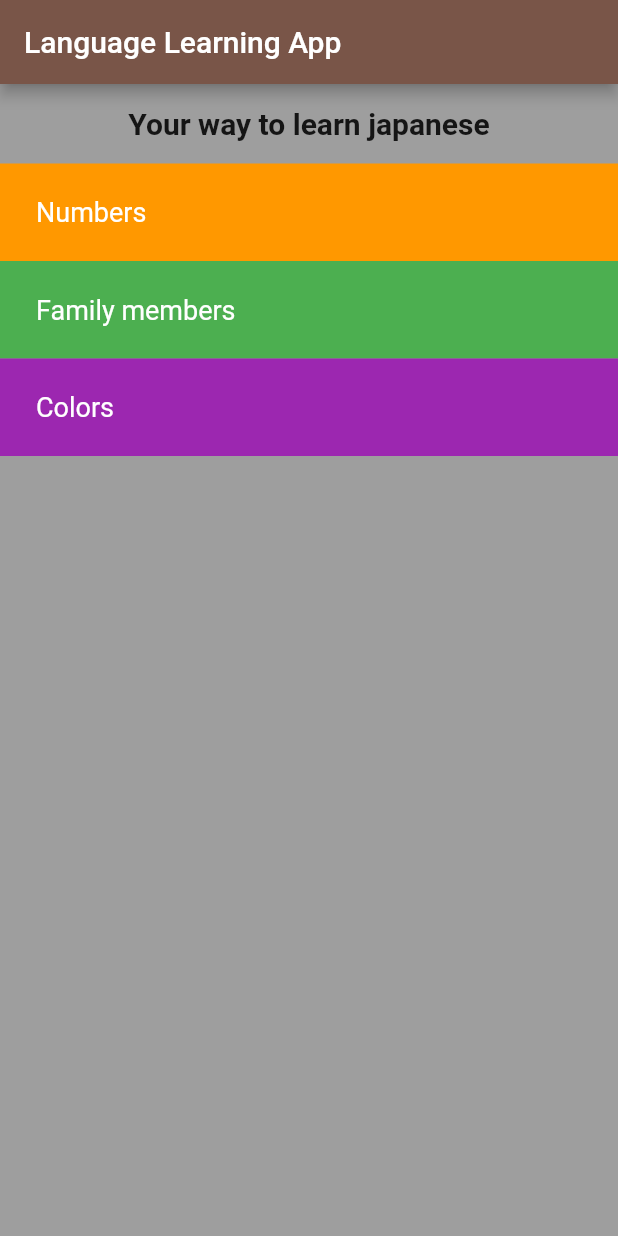
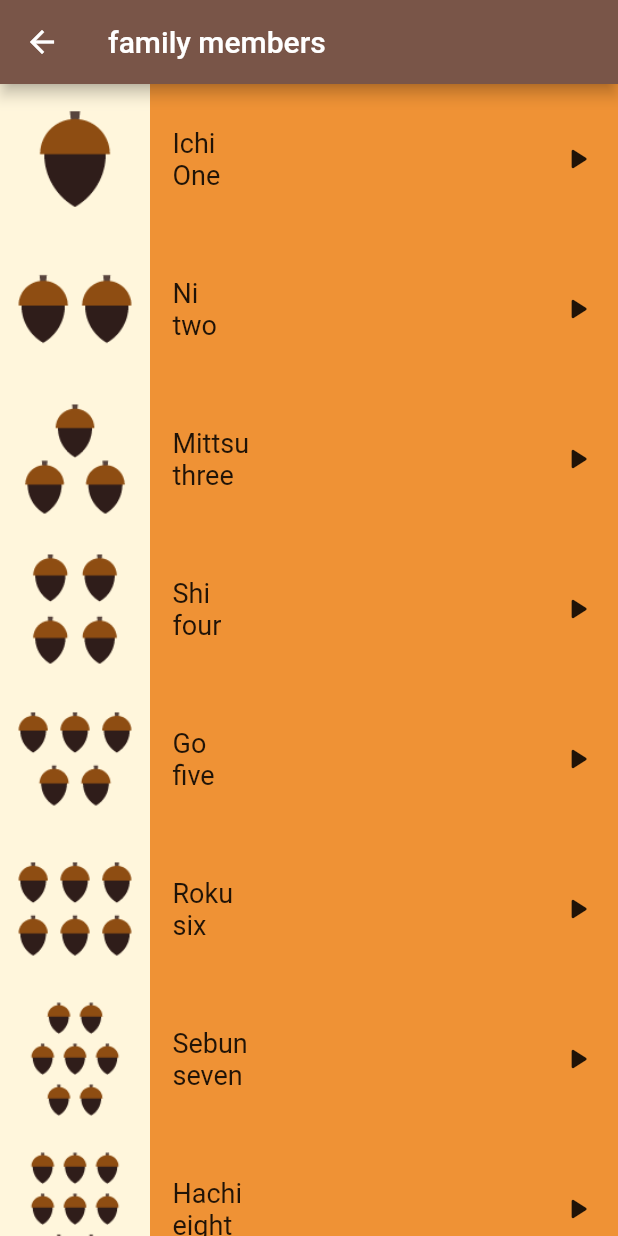
Before and after one commit to doaamhmd1012001/Language-Learning-app, a Flutter app: the screen it shows after launch, after a tap on "Family members", on a phone screen of 412 x 824 dp. Run offline on Flutter 3.47's test engine with Material 2 defaults, Android fonts, the phone set to English and light mode, and no system bars; our stand-ins replace audioplayers.

Commit message:
first commit

```diff
--- a/lib/Screens/HomePage.dart
+++ b/lib/Screens/HomePage.dart
@@ -1,6 +1,7 @@
 
 import 'package:flutter/material.dart';
 import 'package:flutter_application_1/Screens/NumbersPage.dart';
+import 'package:flutter_application_1/Screens/family_members.dart';
 
 
 
@@ -47,7 +48,10 @@ class Homepage extends StatelessWidget {
             ),
             GestureDetector(
               onTap: () {
-
+                Navigator.push(context,
+                MaterialPageRoute(builder: (context){
+                  return FamilyMembers();
+                }));
               },
               child: Container(
                 alignment: Alignment.centerLeft,
--- /dev/null
+++ b/lib/Screens/family_members.dart
@@ -0,0 +1,405 @@
+import 'package:flutter/material.dart';
+import 'package:flutter/src/widgets/framework.dart';
+import 'package:flutter/src/widgets/placeholder.dart';
+import 'package:audioplayers/audioplayers.dart';
+
+class FamilyMembers extends StatelessWidget {
+  FamilyMembers({super.key});
+
+    final player = AudioPlayer();
+
+  @override
+  Widget build(BuildContext context) {
+    return Scaffold(
+      appBar: AppBar(
+        backgroundColor: Colors.brown,
+        title: Text('family members'),
+      ),
+      body: ListView(
+        children: [
+          Container(
+            height: 100,
+            color: Color(0xffEF9235),
+            child: Row(
+              children: [
+                Container(
+                  color: Color(0xffFFF6DC),
+                  child: Image.asset('assets/images/numbers/number_one.png')),
+                Padding(
+                  padding: const EdgeInsets.only(left: 15),
+                  child: Column(
+                    mainAxisAlignment: MainAxisAlignment.center,
+                    crossAxisAlignment: CrossAxisAlignment.start,
+                    children: [
+                      Text('Ichi',style: TextStyle(fontSize: 18),),
+                      Text('One',style: TextStyle(fontSize: 18),),
+                    ],
+                  ),
+                ),
+                Spacer(
+                  flex: 1,
+                ),
+                Padding(
+                  padding: const EdgeInsets.only(right: 15),
+                  child: GestureDetector(
+                    onTap: () {
+                      player.play(AssetSource('sounds/numbers/number_one_sound.mp3'));
+                    },
+                    child: Icon(
+                    Icons.play_arrow_rounded
+                    ),
+                  ),
+                  ),
+
+              ],
+            ),
+          ),
+          Container(
+            height: 100,
+            color: Color(0xffEF9235),
+            child: Row(
+              children: [
+                Container(
+                  color: Color(0xffFFF6DC),
+                  child: Image.asset('assets/images/numbers/number_two.png')),
+                Padding(
+                  padding: const EdgeInsets.only(left: 15),
+                  child: Column(
+                    mainAxisAlignment: MainAxisAlignment.center,
+                    crossAxisAlignment: CrossAxisAlignment.start,
+                    children: [
+                      Text('Ni',style: TextStyle(fontSize: 18),),
+                      Text('two',style: TextStyle(fontSize: 18),),
+                    ],
+                  ),
+                ),
+                Spacer(
+                  flex: 1,
+                ),
+                Padding(
+                  padding: const EdgeInsets.only(right: 15),
+                  child: GestureDetector(
+                    onTap: () {
+                      player.play(AssetSource('sounds/numbers/number_two_sound.mp3'));
+
+                    },
+                    child: Icon(
+                    Icons.play_arrow_rounded
+                    ),
+                  ),
+                  ),
+
+              ],
+            ),
+          ),
+       Container(
+            height: 100,
+            color: Color(0xffEF9235),
+            child: Row(
+              children: [
+                Container(
+                  color: Color(0xffFFF6DC),
+                  child: Image.asset('assets/images/numbers/number_three.png')),
+                Padding(
+                  padding: const EdgeInsets.only(left: 15),
+                  child: Column(
+                    mainAxisAlignment: MainAxisAlignment.center,
+                    crossAxisAlignment: CrossAxisAlignment.start,
+                    children: [
+                      Text('Mittsu',style: TextStyle(fontSize: 18),),
+                      Text('three',style: TextStyle(fontSize: 18),),
+                    ],
+                  ),
+                ),
+                Spacer(
+                  flex: 1,
+                ),
+                Padding(
+                  padding: const EdgeInsets.only(right: 15),
+                  child: GestureDetector(
+                    onTap: () {
+                      player.play(AssetSource('sounds/numbers/number_three_sound.mp3'));
+
+                    },
+                    child: Icon(
+                    Icons.play_arrow_rounded
+                    ),
+                  ),
+                  ),
+
+              ],
+            ),
+          ),
+       Container(
+            height: 100,
+            color: Color(0xffEF9235),
+            child: Row(
+              children: [
+                Container(
+                  color: Color(0xffFFF6DC),
+                  child: Image.asset('assets/images/numbers/number_four.png')),
+                Padding(
+                  padding: const EdgeInsets.only(left: 15),
+                  child: Column(
+                    mainAxisAlignment: MainAxisAlignment.center,
+                    crossAxisAlignment: CrossAxisAlignment.start,
+                    children: [
+                      Text('Shi',style: TextStyle(fontSize: 18),),
+                      Text('four',style: TextStyle(fontSize: 18),),
+                    ],
+                  ),
+                ),
+                Spacer(
+                  flex: 1,
+                ),
+                Padding(
+                  padding: const EdgeInsets.only(right: 15),
+                  child: GestureDetector(
+                    onTap: () {
+                      player.play(AssetSource('sounds/numbers/number_four_sound.mp3'));
+
+                    },
+                    child: Icon(
+                    Icons.play_arrow_rounded
+                    ),
+                  ),
+                  ),
+
+              ],
+            ),
+          ),
+       Container(
+            height: 100,
+            color: Color(0xffEF9235),
+            child: Row(
+              children: [
+                Container(
+                  color: Color(0xffFFF6DC),
+                  child: Image.asset('assets/images/numbers/number_five.png')),
+                Padding(
+                  padding: const EdgeInsets.only(left: 15),
+                  child: Column(
+                    mainAxisAlignment: MainAxisAlignment.center,
+                    crossAxisAlignment: CrossAxisAlignment.start,
+                    children: [
+                      Text('Go',style: TextStyle(fontSize: 18),),
+                      Text('five',style: TextStyle(fontSize: 18),),
+                    ],
+                  ),
+                ),
+                Spacer(
+                  flex: 1,
+                ),
+                Padding(
+                  padding: const EdgeInsets.only(right: 15),
+                  child: GestureDetector(
+                    onTap: () {
+                      player.play(AssetSource('sounds/numbers/number_five_sound.mp3'));
+
+                    },
+                    child: Icon(
+                    Icons.play_arrow_rounded
+                    ),
+                  ),
+                  ),
+
+              ],
+            ),
+          ),
+       Container(
+            height: 100,
+            color: Color(0xffEF9235),
+            child: Row(
+              children: [
+                Container(
+                  color: Color(0xffFFF6DC),
+                  child: Image.asset('assets/images/numbers/number_six.png')),
+                Padding(
+                  padding: const EdgeInsets.only(left: 15),
+                  child: Column(
+                    mainAxisAlignment: MainAxisAlignment.center,
+                    crossAxisAlignment: CrossAxisAlignment.start,
+                    children: [
+                      Text('Roku',style: TextStyle(fontSize: 18),),
+                      Text('six',style: TextStyle(fontSize: 18),),
+                    ],
+                  ),
+                ),
+                Spacer(
+                  flex: 1,
+                ),
+                Padding(
+                  padding: const EdgeInsets.only(right: 15),
+                  child: GestureDetector(
+                    onTap: () {
+                      player.play(AssetSource('sounds/numbers/number_six_sound.mp3'));
+
+                    },
+                    child: Icon(
+                    Icons.play_arrow_rounded
+                    ),
+                  ),
+                  ),
+
+              ],
+            ),
+          ),
+       Container(
+            height: 100,
+            color: Color(0xffEF9235),
+            child: Row(
+              children: [
+                Container(
+                  color: Color(0xffFFF6DC),
+                  child: Image.asset('assets/images/numbers/number_seven.png')),
+                Padding(
+                  padding: const EdgeInsets.only(left: 15),
+                  child: Column(
+                    mainAxisAlignment: MainAxisAlignment.center,
+                    crossAxisAlignment: CrossAxisAlignment.start,
+                    children: [
+                      Text('Sebun',style: TextStyle(fontSize: 18),),
+                      Text('seven',style: TextStyle(fontSize: 18),),
+                    ],
+                  ),
+                ),
+                Spacer(
+                  flex: 1,
+                ),
+                Padding(
+                  padding: const EdgeInsets.only(right: 15),
+                  child: GestureDetector(
+                    onTap: () {
+                      player.play(AssetSource('sounds/numbers/number_seven_sound.mp3'));
+
+                    },
+                    child: Icon(
+                    Icons.play_arrow_rounded
+                    ),
+                  ),
+                  ),
+
+              ],
+            ),
+          ),
+       Container(
+            height: 100,
+            color: Color(0xffEF9235),
+            child: Row(
+              children: [
+                Container(
+                  color: Color(0xffFFF6DC),
+                  child: Image.asset('assets/images/numbers/number_eight.png')),
+                Padding(
+                  padding: const EdgeInsets.only(left: 15),
+                  child: Column(
+                    mainAxisAlignment: MainAxisAlignment.center,
+                    crossAxisAlignment: CrossAxisAlignment.start,
+                    children: [
+                      Text('Hachi',style: TextStyle(fontSize: 18),),
+                      Text('eight',style: TextStyle(fontSize: 18),),
+                    ],
+                  ),
+                ),
+                Spacer(
+                  flex: 1,
+                ),
+                Padding(
+                  padding: const EdgeInsets.only(right: 15),
+                  child: GestureDetector(
+                    onTap: () {
+                      player.play(AssetSource('sounds/numbers/number_eight_sound.mp3'));
+
+                    },
+                    child: Icon(
+                    Icons.play_arrow_rounded
+                    ),
+                  ),
+                  ),
+
+              ],
+            ),
+          ),
+       Container(
+            height: 100,
+            color: Color(0xffEF9235),
+            child: Row(
+              children: [
+                Container(
+                  color: Color(0xffFFF6DC),
+                  child: Image.asset('assets/images/numbers/number_nine.png')),
+                Padding(
+                  padding: const EdgeInsets.only(left: 15),
+                  child: Column(
+                    mainAxisAlignment: MainAxisAlignment.center,
+                    crossAxisAlignment: CrossAxisAlignment.start,
+                    children: [
+                      Text('Kyū',style: TextStyle(fontSize: 18),),
+                      Text('nine',style: TextStyle(fontSize: 18),),
+                    ],
+                  ),
+                ),
+                Spacer(
+                  flex: 1,
+                ),
+                Padding(
+                  padding: const EdgeInsets.only(right: 15),
+                  child: GestureDetector(
+                    onTap: () {
+                      player.play(AssetSource('sounds/numbers/number_nine_sound.mp3'));
+
+                    },
+                    child: Icon(
+                    Icons.play_arrow_rounded
+                    ),
+                  ),
+                  ),
+
+              ],
+            ),
+          ),
+       Container(
+            height: 100,
+            color: Color(0xffEF9235),
+            child: Row(
+              children: [
+                Container(
+                  color: Color(0xffFFF6DC),
+                  child: Image.asset('assets/images/numbers/number_ten.png')),
+                Padding(
+                  padding: const EdgeInsets.only(left: 15),
+                  child: Column(
+                    mainAxisAlignment: MainAxisAlignment.center,
+                    crossAxisAlignment: CrossAxisAlignment.start,
+                    children: [
+                      Text('Jū',style: TextStyle(fontSize: 18),),
+                      Text('ten',style: TextStyle(fontSize: 18),),
+                    ],
+                  ),
+                ),
+                Spacer(
+                  flex: 1,
+                ),
+                Padding(
+                  padding: const EdgeInsets.only(right: 15),
+                  child: GestureDetector(
+                    onTap: () {
+                      player.play(AssetSource('sounds/numbers/number_ten_sound.mp3'));
+
+                    },
+                    child: Icon(
+                    Icons.play_arrow_rounded
+                    ),
+                  ),
+                  ),
+
+              ],
+            ),
+          ),
+
+        ],
+      ) ,
+
+    );
+  }
+}
```
